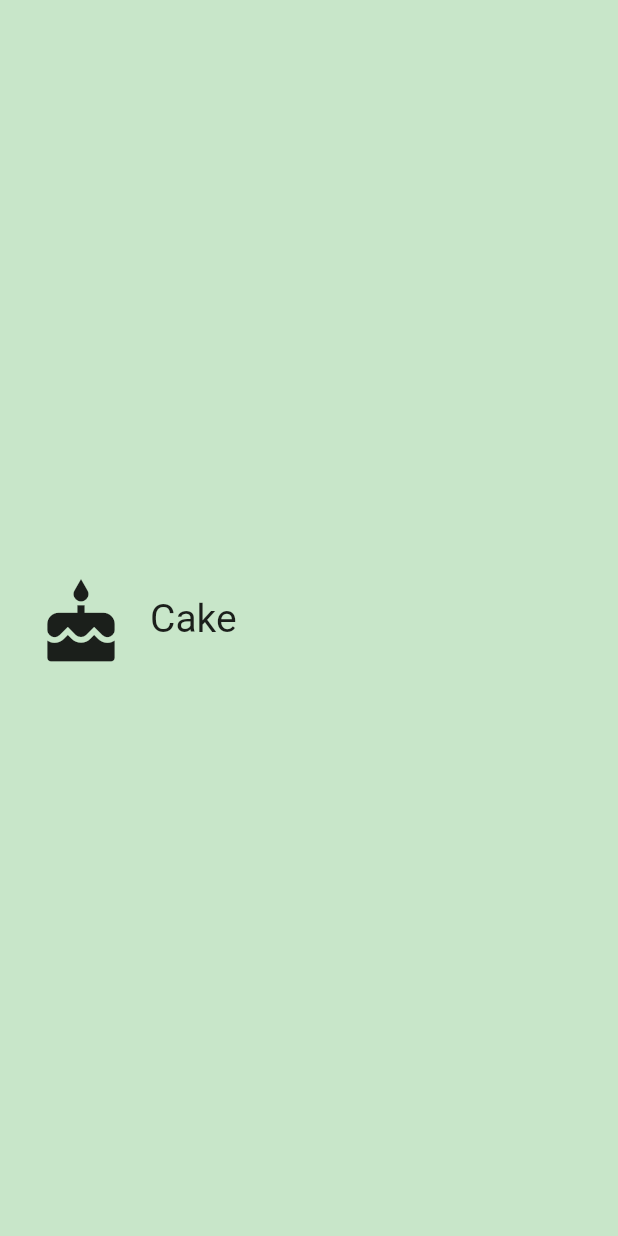
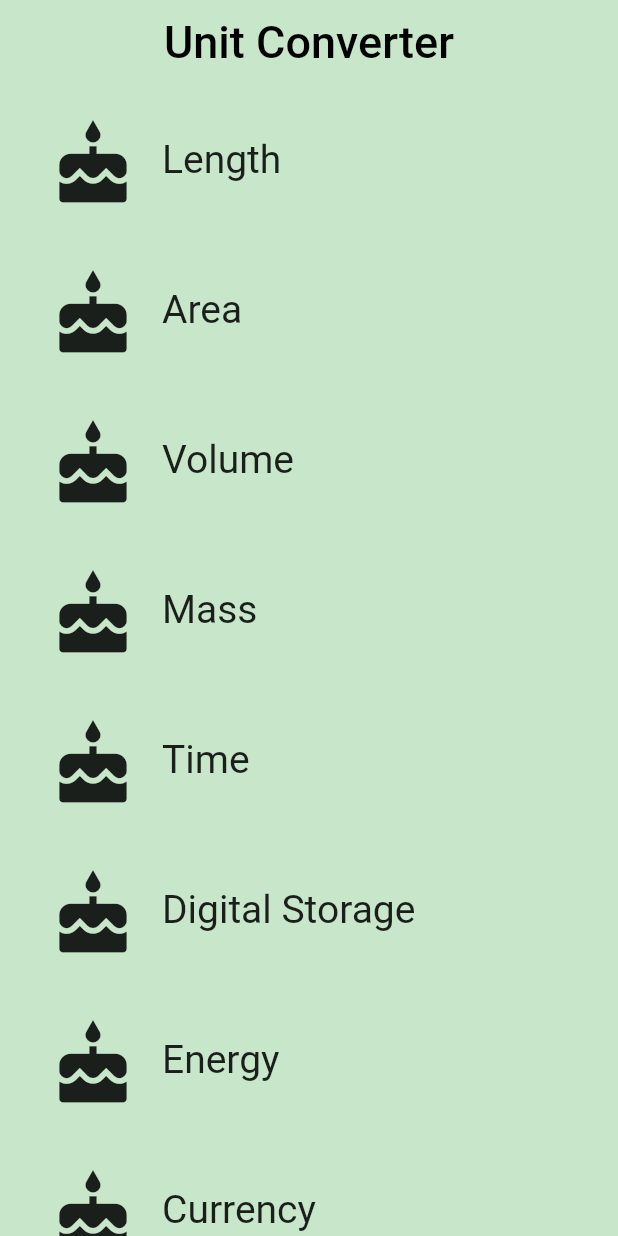
Before and after one commit to vanadium23/ud905, a Flutter app: the screen it shows after launch, on a phone screen of 412 x 824 dp. Run offline on Flutter 3.47's test engine with Material 2 defaults, Android fonts, the phone set to English and light mode, and no system bars.

Commit message:
[Feat] add list view

```diff
--- /dev/null
+++ b/lib/category_route.dart
@@ -0,0 +1,89 @@
+// Copyright 2018 The Chromium Authors. All rights reserved.
+// Use of this source code is governed by a BSD-style license that can be
+// found in the LICENSE file.
+
+import 'package:flutter/material.dart';
+
+import 'category.dart';
+
+final _backgroundColor = Colors.green[100];
+
+/// Category Route (screen).
+///
+/// This is the 'home' screen of the Unit Converter. It shows a header and
+/// a list of [Categories].
+///
+/// While it is named CategoryRoute, a more apt name would be CategoryScreen,
+/// because it is responsible for the UI at the route's destination.
+class CategoryRoute extends StatelessWidget {
+  const CategoryRoute();
+
+  static const _categoryNames = <String>[
+    'Length',
+    'Area',
+    'Volume',
+    'Mass',
+    'Time',
+    'Digital Storage',
+    'Energy',
+    'Currency',
+  ];
+
+  static const _baseColors = <Color>[
+    Colors.teal,
+    Colors.orange,
+    Colors.pinkAccent,
+    Colors.blueAccent,
+    Colors.yellow,
+    Colors.greenAccent,
+    Colors.purpleAccent,
+    Colors.red,
+  ];
+
+  /// Makes the correct number of rows for the list view.
+  ///
+  /// For portrait, we construct a [ListView] from the list of category widgets.
+  Widget _buildCategoryWidgets(List<Widget> categories) {
+    return ListView.builder(
+      itemBuilder: (BuildContext context, int index) => categories[index],
+      itemCount: categories.length,
+    );
+  }
+
+  @override
+  Widget build(BuildContext context) {
+    final categories = <Category>[];
+
+    for (var i = 0; i < _categoryNames.length; i++) {
+      categories.add(Category(
+        name: _categoryNames[i],
+        color: _baseColors[i],
+        icon: Icons.cake,
+      ));
+    }
+
+    final listView = Container(
+      color: _backgroundColor,
+      padding: EdgeInsets.symmetric(horizontal: 8.0),
+      child: _buildCategoryWidgets(categories),
+    );
+
+    final appBar = AppBar(
+      elevation: 0.0,
+      title: Text(
+        'Unit Converter',
+        style: TextStyle(
+          color: Colors.black,
+          fontSize: 30.0,
+        ),
+      ),
+      centerTitle: true,
+      backgroundColor: _backgroundColor,
+    );
+
+    return Scaffold(
+      appBar: appBar,
+      body: listView,
+    );
+  }
+}
--- a/lib/main.dart
+++ b/lib/main.dart
@@ -5,14 +5,7 @@
 // You can read about packages here: https://flutter.io/using-packages/
 import 'package:flutter/material.dart';
 
-// You can use a relative import, i.e. `import 'category.dart';` or
-// a package import, as shown below.
-// More details at http://dart-lang.github.io/linter/lints/avoid_relative_lib_imports.html
-import 'category.dart';
-
-const _categoryName = 'Cake';
-const _categoryIcon = Icons.cake;
-const _categoryColor = Colors.green;
+import 'category_route.dart';
 
 /// The function that is called when main.dart is run.
 void main() {
@@ -20,19 +13,15 @@ void main() {
 }
 
 /// This widget is the root of our application.
-/// Currently, we just show one widget in our app.
+///
+/// The first screen we see is a list [Categories].
 class UnitConverterApp extends StatelessWidget {
   @override
   Widget build(BuildContext context) {
     return MaterialApp(
       debugShowCheckedModeBanner: false,
       title: 'Unit Converter',
-      home: Scaffold(
-        backgroundColor: Colors.green[100],
-        body: Center(
-          child: Category(name: _categoryName, icon: _categoryIcon, color: _categoryColor,),
-        ),
-      ),
+      home: Container(child:CategoryRoute(),),
     );
   }
 }
```
